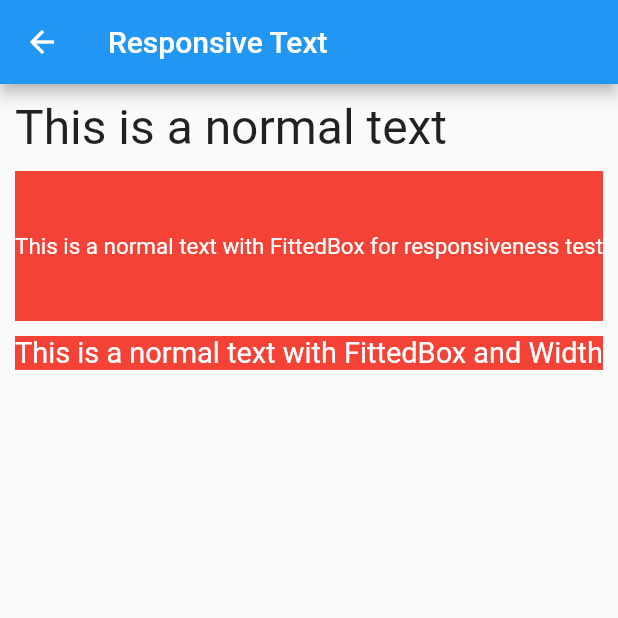
After one commit to ruhulmath08/flutter_a2z, a Flutter app: the ResponsiveText screen opened by its route, on a phone screen of 412 x 824 dp, the top half of it. The commit adds this screen. Run offline on Flutter 3.47's test engine with Material 2 defaults, Android fonts, the phone set to English and light mode, and no system bars; our stand-ins replace flutter_speed_dial, grouped_list, local_auth, toast; missing offline and left inert: flutter_reaction_button, flutter_syntax_view, giffy_dialog, rotated_corner_decoration.

Commit message:
full_screen_dialog

```diff
--- a/lib/routing/router.dart
+++ b/lib/routing/router.dart
@@ -5,6 +5,7 @@ import 'package:flutter_a2z/screens/flutter_advanced/crud/flutter_crud/flutter_c
 import 'package:flutter_a2z/screens/flutter_advanced/crud/flutter_crud_add/flutter_crud_add.dart';
 import 'package:flutter_a2z/screens/flutter_advanced/expandable_drawer/expandable_drawer.dart';
 import 'package:flutter_a2z/screens/flutter_advanced/flutter_advanced.dart';
+import 'package:flutter_a2z/screens/flutter_advanced/responsive_text/responsive_text.dart';
 import 'package:flutter_a2z/screens/flutter_lifecycle/flutter_lifecycle.dart';
 import 'package:flutter_a2z/screens/flutter_lifecycle/stateful_widget/stateful_widget_lifecycle.dart';
 import 'package:flutter_a2z/screens/flutter_packages/flutter_grouped_list/flutter_grouped_list.dart';
@@ -104,6 +105,14 @@ Route<dynamic> generateRoute(RouteSettings settings) {
       return MaterialPageRoute(
         builder: (context) => const ExpandableDrawer(
           title: EXPANDABLE_DRAWER_SCREEN_TITLE,
+        ),
+      );
+
+    //responsive_text
+    case RESPONSIVE_TEXT_SCREEN_ROUTE:
+      return MaterialPageRoute(
+        builder: (context) => const ResponsiveText(
+          title: RESPONSIVE_TEXT_SCREEN_TITLE,
         ),
       );
     //----------------------------------FlutterAdvanced: End-----------------------------------
@@ -270,7 +279,7 @@ Route<dynamic> generateRoute(RouteSettings settings) {
       );
       break;
 
-      //card_with_image_and_text
+    //card_with_image_and_text
     case CARD_WITH_IMAGE_AND_TEXT_SCREEN_ROUTE:
       return MaterialPageRoute(
         builder: (context) => const CardWithImageAndText(
--- a/lib/routing/routing_constants.dart
+++ b/lib/routing/routing_constants.dart
@@ -145,6 +145,11 @@ const String FLUTTER_BIOMETRIC_AUTH_SCREEN_TITLE = 'Biometric Auth';
 //expandable_drawer
 const String EXPANDABLE_DRAWER_SCREEN_ROUTE = '/expandable_drawer';
 const String EXPANDABLE_DRAWER_SCREEN_TITLE = 'Expandable Drawer';
+
+//responsive_text
+const String RESPONSIVE_TEXT_SCREEN_ROUTE = 'responsive_text';
+const String RESPONSIVE_TEXT_SCREEN_TITLE = 'Responsive Text';
+const String RESPONSIVE_TEXT_SCREEN_CODE = '';
 //--------------------------------- Flutter Advanced : End------------------------------------
 
 /*--------------------------------- Flutter Lifecycle : Start---------------------------------*/
--- a/lib/screens/flutter_advanced/flutter_advanced.dart
+++ b/lib/screens/flutter_advanced/flutter_advanced.dart
@@ -45,6 +45,14 @@ class _FlutterAdvancedState extends State<FlutterAdvanced> {
               EXPANDABLE_DRAWER_SCREEN_TITLE,
             ),
           ),
+          ElevatedButton(
+            onPressed: () {
+              Navigator.pushNamed(context, RESPONSIVE_TEXT_SCREEN_ROUTE);
+            },
+            child: const Text(
+              RESPONSIVE_TEXT_SCREEN_ROUTE,
+            ),
+          ),
         ],
       ),
     );
--- /dev/null
+++ b/lib/screens/flutter_advanced/responsive_text/responsive_text.dart
@@ -0,0 +1,65 @@
+import 'package:flutter/material.dart';
+import 'package:flutter_a2z/constants/constants.dart';
+
+class ResponsiveText extends StatefulWidget {
+  final String title;
+
+  const ResponsiveText({Key key, this.title}) : super(key: key);
+
+  @override
+  _ResponsiveTextState createState() => _ResponsiveTextState();
+}
+
+class _ResponsiveTextState extends State<ResponsiveText> {
+  @override
+  Widget build(BuildContext context) {
+    return Scaffold(
+      appBar: AppBar(
+        title: Text(widget.title),
+      ),
+      body: ListView(
+        physics: const BouncingScrollPhysics(),
+        padding: const EdgeInsets.all(Constants.PAGE_DEFAULT_PADDING),
+        children: [
+          buildText(),
+          const SizedBox(height: 10),
+          buildTextUsingFittedBox(),
+          const SizedBox(height: 10),
+          buildTextUsingFittedBoxWithWidth(),
+        ],
+      ),
+    );
+  }
+
+  Widget buildText() => const Text(
+    'This is a normal text',
+    style: TextStyle(fontSize: 32),
+    maxLines: 1,
+    overflow: TextOverflow.ellipsis,
+  );
+
+  Widget buildTextUsingFittedBox() => Container(
+    color: Colors.red,
+    height: 100,
+    child: const FittedBox(
+      child: Text(
+        'This is a normal text with FittedBox for responsiveness test',
+        style: TextStyle(fontSize: 64, color: Colors.white),
+        maxLines: 1,
+        overflow: TextOverflow.ellipsis,
+      ),
+    ),
+  );
+  Widget buildTextUsingFittedBoxWithWidth() => Container(
+    color: Colors.red,
+    width: MediaQuery.of(context).size.width*.5,
+    child: const FittedBox(
+      child: Text(
+        'This is a normal text with FittedBox and Width',
+        style: TextStyle(fontSize: 64, color: Colors.white),
+        maxLines: 1,
+        overflow: TextOverflow.ellipsis,
+      ),
+    ),
+  );
+}
--- a/lib/screens/flutter_widgets/alert_dialog/fullscren_dialog/fullscreen_dialog_page.dart
+++ b/lib/screens/flutter_widgets/alert_dialog/fullscren_dialog/fullscreen_dialog_page.dart
@@ -70,17 +70,17 @@ class _MyFullscreenDialogState extends State<MyFullscreenDialog> {
                 ),
                 DataCell(
                   Text(
-                    Utility.isEmptyString(model.assignPersonName) ? '' : model.assignPersonName,
+                    Utility.isEmptyString(model.officerName) ? '' : model.officerName,
                   ),
                 ),
                 DataCell(
                   Text(
-                    Utility.isEmptyString(model.assignPersonName) ? '' : model.assignPersonName,
+                    Utility.isEmptyString(model.officerName) ? '' : model.officerName,
                   ),
                 ),
                 DataCell(
                   Text(
-                    Utility.isEmptyString(model.areaName) ? '' : model.areaName,
+                    Utility.isEmptyString(model.agency) ? '' : model.agency,
                   ),
                 ),
                 DataCell(
```
Also changed, not shown: lib/screens/flutter_widgets/alert_dialog/fullscren_dialog/dialog_full_screen.dart (+8 -8 lines), lib/screens/flutter_widgets/alert_dialog/fullscren_dialog/test_data_model.dart (+78 -73 lines).
